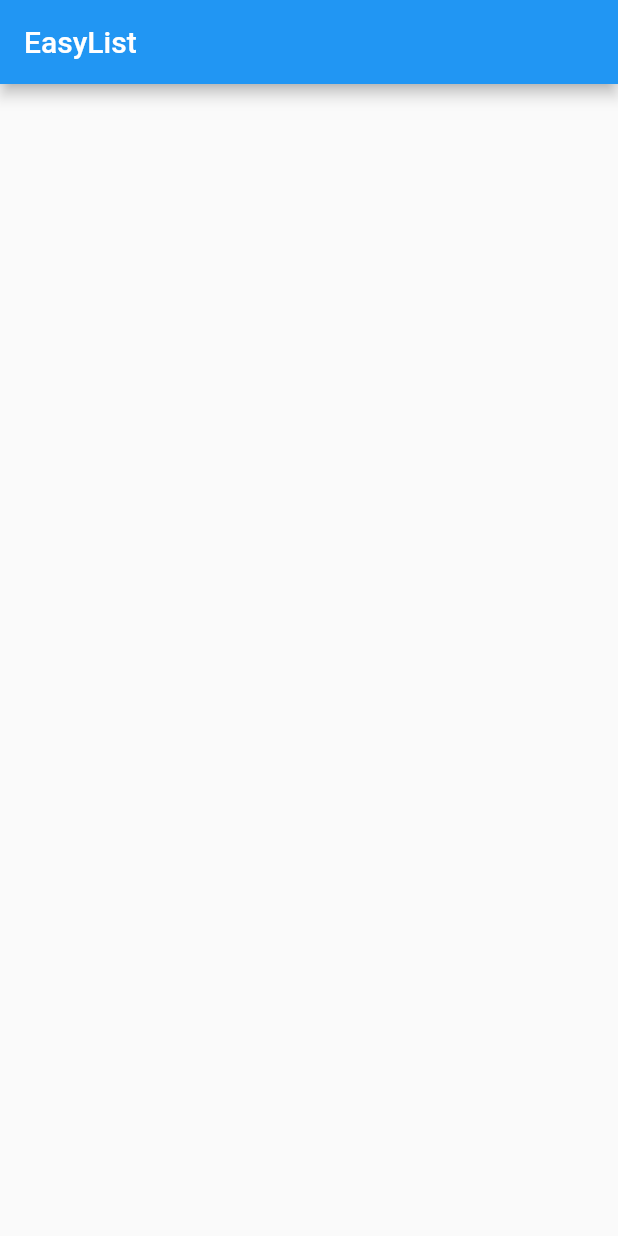
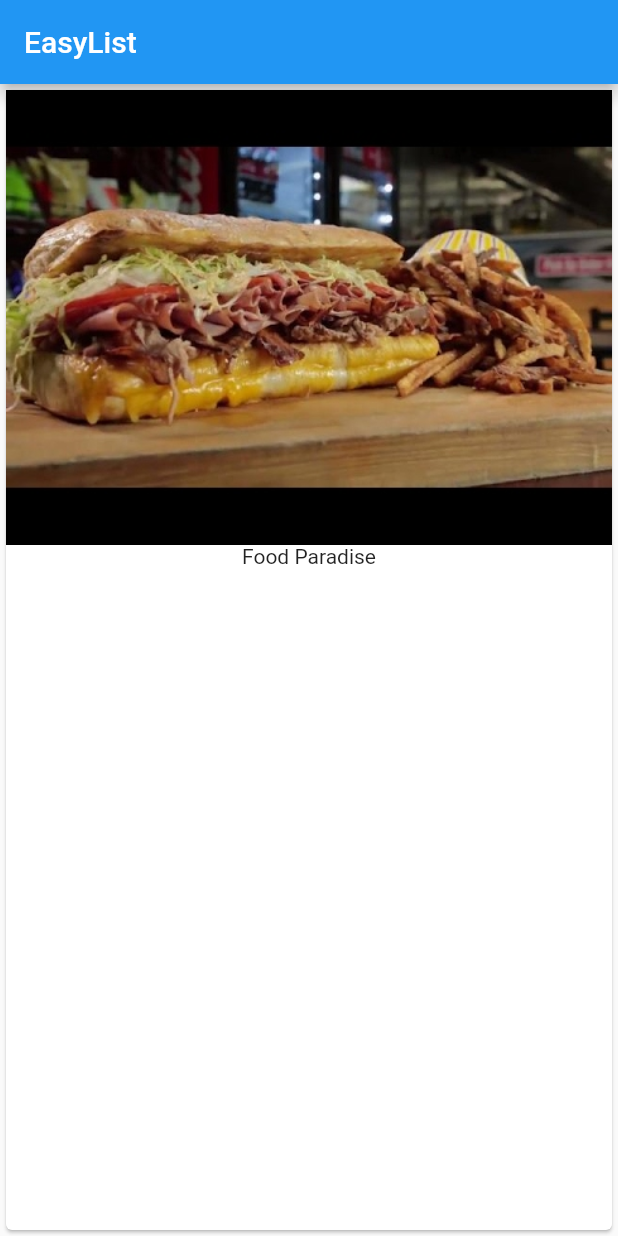
Before and after one commit to sumitsk20/flutter_demo_app_2, a Flutter app: the screen it shows after launch, on a phone screen of 412 x 824 dp. Run offline on Flutter 3.47's test engine with Material 2 defaults, Android fonts, the phone set to English and light mode, and no system bars.

Commit message:
Added card layout widget in body with Image and Text

```diff
--- a/lib/main.dart
+++ b/lib/main.dart
@@ -10,6 +10,14 @@ class MyCoolApp extends StatelessWidget {
         appBar: AppBar(
           title: Text('EasyList'),
         ),
+        body: Card(
+          child: Column(
+            children: <Widget>[
+              Image.asset('assets/food_paradise.jpeg'),
+              Text('Food Paradise')
+            ],
+          ),
+        ),
       ),
     );
   }
```
Also changed, not shown: pubspec.yaml (+2 -7 lines), assets/food_paradise.jpeg (added), 1 other file.
